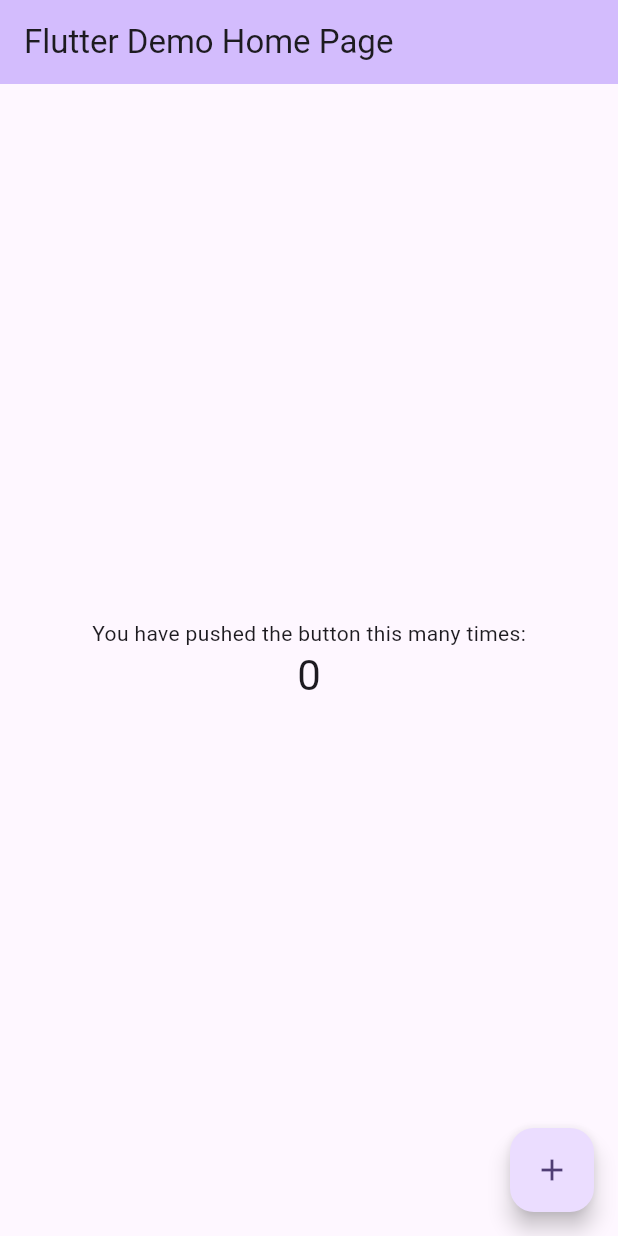
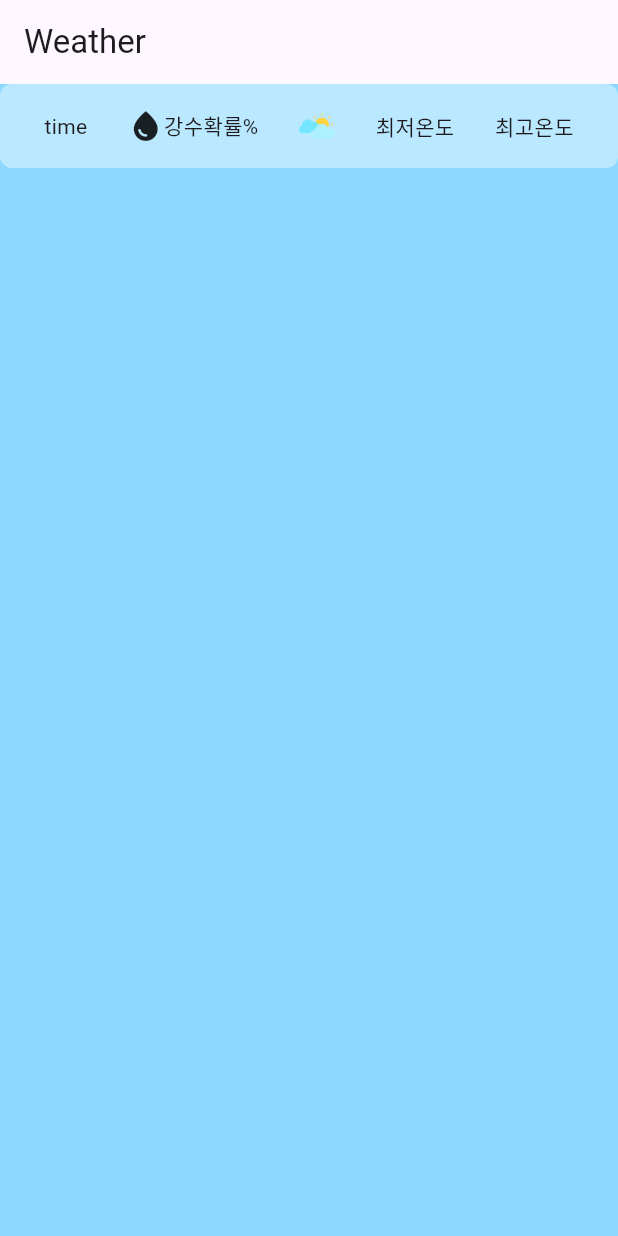
Before and after one commit to KYLJ/flutter_weather, a Flutter app: the screen it shows after launch, on a phone screen of 412 x 824 dp. Run offline on Flutter 3.47's test engine with Material 3 defaults, Android fonts, the phone set to English and light mode, and no system bars; our stand-ins replace freezed_annotation.

Commit message:
feat: create home screen

```diff
--- a/lib/main.dart
+++ b/lib/main.dart
@@ -1,4 +1,6 @@
 import 'package:flutter/material.dart';
+
+import 'presentation/view/weather_main_screen.dart';
 
 void main() {
   runApp(const MyApp());
@@ -7,119 +9,15 @@ void main() {
 class MyApp extends StatelessWidget {
   const MyApp({super.key});
 
-  // This widget is the root of your application.
   @override
   Widget build(BuildContext context) {
     return MaterialApp(
       title: 'Flutter Demo',
       theme: ThemeData(
-        // This is the theme of your application.
-        //
-        // TRY THIS: Try running your application with "flutter run". You'll see
-        // the application has a purple toolbar. Then, without quitting the app,
-        // try changing the seedColor in the colorScheme below to Colors.green
-        // and then invoke "hot reload" (save your changes or press the "hot
-        // reload" button in a Flutter-supported IDE, or press "r" if you used
-        // the command line to start the app).
-        //
-        // Notice that the counter didn't reset back to zero; the application
-        // state is not lost during the reload. To reset the state, use hot
-        // restart instead.
-        //
-        // This works for code too, not just values: Most code changes can be
-        // tested with just a hot reload.
         colorScheme: ColorScheme.fromSeed(seedColor: Colors.deepPurple),
         useMaterial3: true,
       ),
-      home: const MyHomePage(title: 'Flutter Demo Home Page'),
+      home: WeatherMainScreen(),
     );
   }
 }
-
-class MyHomePage extends StatefulWidget {
-  const MyHomePage({super.key, required this.title});
-
-  // This widget is the home page of your application. It is stateful, meaning
-  // that it has a State object (defined below) that contains fields that affect
-  // how it looks.
-
-  // This class is the configuration for the state. It holds the values (in this
-  // case the title) provided by the parent (in this case the App widget) and
-  // used by the build method of the State. Fields in a Widget subclass are
-  // always marked "final".
-
-  final String title;
-
-  @override
-  State<MyHomePage> createState() => _MyHomePageState();
-}
-
-class _MyHomePageState extends State<MyHomePage> {
-  int _counter = 0;
-
-  void _incrementCounter() {
-    setState(() {
-      // This call to setState tells the Flutter framework that something has
-      // changed in this State, which causes it to rerun the build method below
-      // so that the display can reflect the updated values. If we changed
-      // _counter without calling setState(), then the build method would not be
-      // called again, and so nothing would appear to happen.
-      _counter++;
-    });
-  }
-
-  @override
-  Widget build(BuildContext context) {
-    // This method is rerun every time setState is called, for instance as done
-    // by the _incrementCounter method above.
-    //
-    // The Flutter framework has been optimized to make rerunning build methods
-    // fast, so that you can just rebuild anything that needs updating rather
-    // than having to individually change instances of widgets.
-    return Scaffold(
-      appBar: AppBar(
-        // TRY THIS: Try changing the color here to a specific color (to
-        // Colors.amber, perhaps?) and trigger a hot reload to see the AppBar
-        // change color while the other colors stay the same.
-        backgroundColor: Theme.of(context).colorScheme.inversePrimary,
-        // Here we take the value from the MyHomePage object that was created by
-        // the App.build method, and use it to set our appbar title.
-        title: Text(widget.title),
-      ),
-      body: Center(
-        // Center is a layout widget. It takes a single child and positions it
-        // in the middle of the parent.
-        child: Column(
-          // Column is also a layout widget. It takes a list of children and
-          // arranges them vertically. By default, it sizes itself to fit its
-          // children horizontally, and tries to be as tall as its parent.
-          //
-          // Column has various properties to control how it sizes itself and
-          // how it positions its children. Here we use mainAxisAlignment to
-          // center the children vertically; the main axis here is the vertical
-          // axis because Columns are vertical (the cross axis would be
-          // horizontal).
-          //
-          // TRY THIS: Invoke "debug painting" (choose the "Toggle Debug Paint"
-          // action in the IDE, or press "p" in the console), to see the
-          // wireframe for each widget.
-          mainAxisAlignment: MainAxisAlignment.center,
-          children: <Widget>[
-            const Text(
-              'You have pushed the button this many times:',
-            ),
-            Text(
-              '$_counter',
-              style: Theme.of(context).textTheme.headlineMedium,
-            ),
-          ],
-        ),
-      ),
-      floatingActionButton: FloatingActionButton(
-        onPressed: _incrementCounter,
-        tooltip: 'Increment',
-        child: const Icon(Icons.add),
-      ), // This trailing comma makes auto-formatting nicer for build methods.
-    );
-  }
-}
--- /dev/null
+++ b/lib/presentation/view/weather_main_screen.dart
@@ -0,0 +1,50 @@
+import 'package:flutter/cupertino.dart';
+import 'package:flutter/material.dart';
+
+class WeatherMainScreen extends StatefulWidget {
+  const WeatherMainScreen({super.key});
+
+  @override
+  State<WeatherMainScreen> createState() => _WeatherMainScreenState();
+}
+
+class _WeatherMainScreenState extends State<WeatherMainScreen> {
+  @override
+  Widget build(BuildContext context) {
+    return Scaffold(
+      appBar: AppBar(
+        title: Text('Weather'),
+      ),
+      body: Container(
+        color: Colors.lightBlueAccent.withOpacity(0.6),
+        child: ListView(
+          children: [
+            Container(
+              padding: EdgeInsets.all(16.0),
+              decoration: BoxDecoration(
+                borderRadius: BorderRadius.circular(8.0),
+                color: Colors.white.withOpacity(0.4),
+              ),
+              child: Row(
+                mainAxisAlignment: MainAxisAlignment.spaceAround,
+                children: [
+                  Text('time'),
+                  Row(
+                    children: [
+                      Icon(Icons.water_drop),
+                      Text('강수확률%'),
+                    ],
+                  ),
+                  // 날씨 코드에 따른 이미지
+                  Image.asset('assets/png/sun.png', width: 24.0,),
+                  Text('최저온도'),
+                  Text('최고온도'),
+                ],
+              ),
+            ),
+          ],
+        ),
+      ),
+    );
+  }
+}
--- a/pubspec.yaml
+++ b/pubspec.yaml
@@ -64,7 +64,8 @@ flutter:
   uses-material-design: true
 
   # To add assets to your application, add an assets section, like this:
-  # assets:
+  assets:
+     - assets/png/
   #   - images/a_dot_burr.jpeg
   #   - images/a_dot_ham.jpeg
 
```
Also changed, not shown: assets/png/sun.png (added).
